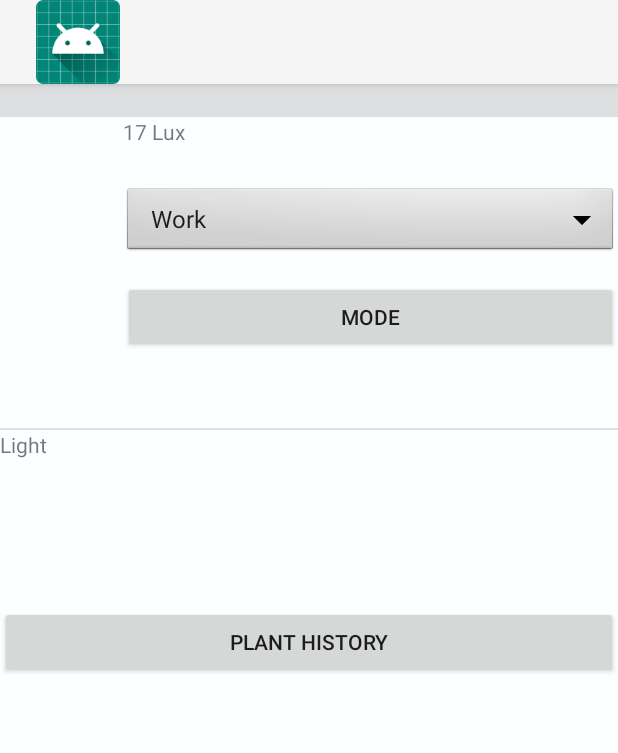
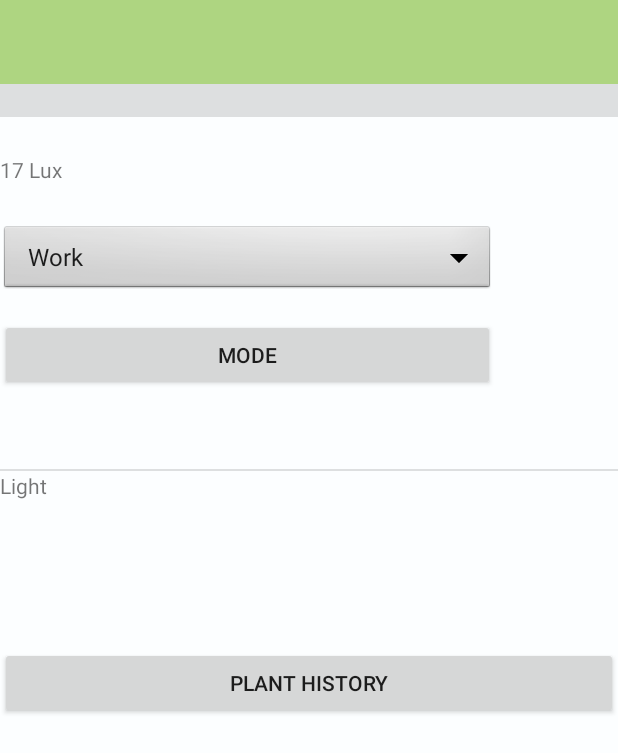
Before and after one commit to Claydeex/MyApplication, an Android app: the layout plant_chosen.xml on its own in the app's theme, with its tools: preview values and no code run, on a phone screen of 412 x 824 dp. Shown: the top 753 px of the screen. Run offline under Robolectric (Android 15) with nearby library versions, the phone set to English and light mode, and no system bars.

Commit message:
Plant Chosen Screen Action Bar layout complete

```diff
--- a/app/src/main/res/layout/plant_chosen.xml
+++ b/app/src/main/res/layout/plant_chosen.xml
@@ -9,15 +9,18 @@ android:background="#fcfeff"
     android:layout_width="match_parent"
     android:layout_height="match_parent">
 
+<!--    Make a variable for the colour scheme to prevent magic numbers-->
     <androidx.appcompat.widget.Toolbar
+        android:background="#AED581"
         android:id="@+id/plant_chosen_toolbar"
+        android:layout_height="?attr/actionBarSize"
         android:layout_width="match_parent"
-    android:layout_height="?attr/actionBarSize"
-    android:background="?attr/colorPrimary"
-    android:elevation="4dp"
-    app:logo="@mipmap/ic_launcher"
-    android:theme="@style/ThemeOverlay.AppCompat.ActionBar"
-    app:popupTheme="@style/ThemeOverlay.AppCompat.Light"/>
+        android:minHeight="?attr/actionBarSize"
+        android:theme="?attr/actionBarTheme"
+        app:titleTextColor="#043208"
+        app:popupTheme="@style/ThemeOverlay.AppCompat.Dark.ActionBar" />
+
+        <!--        android:theme="@style/ThemeOverlay.AppCompat.ActionBar"-->
 
         <!--android:layout_width="match_parent"
         android:layout_height="?attr/actionBarSize"
@@ -33,20 +36,20 @@ android:background="#9E168ACE"/>-->
     android:layout_height="22dp"
     android:background="?android:attr/listDivider" />
 
-<LinearLayout
+    <!--<LinearLayout
         android:layout_width="match_parent"
         android:layout_height="207dp"
-    android:orientation="horizontal">
+        android:orientation="horizontal">-->
 
     <Space
-        android:layout_width="0dp"
-        android:layout_height="match_parent"
-        android:layout_weight="1" />
+        android:id="@+id/space3"
+        android:layout_width="match_parent"
+        android:layout_height="25dp"
+         />
 
     <LinearLayout
         android:layout_width="330dp"
         android:layout_height="209dp"
-
         android:orientation="vertical">
 
         <TextView
@@ -78,7 +81,7 @@ android:background="#9E168ACE"/>-->
             android:layout_height="wrap_content"
             android:text="@string/mode" />
     </LinearLayout>
-</LinearLayout>
+
 
     <View
         android:id="@+id/divider2"
--- /dev/null
+++ b/app/src/main/res/mipmap-anydpi-v26/home_icon_round.xml
@@ -0,0 +1,5 @@
+<?xml version="1.0" encoding="utf-8"?>
+<adaptive-icon xmlns:android="http://schemas.android.com/apk/res/android">
+    <background android:drawable="@drawable/home_icon_background"/>
+    <foreground android:drawable="@drawable/home_icon_foreground"/>
+</adaptive-icon>
--- /dev/null
+++ b/app/src/main/res/mipmap-anydpi-v26/home_icon_square.xml
@@ -0,0 +1,5 @@
+<?xml version="1.0" encoding="utf-8"?>
+<adaptive-icon xmlns:android="http://schemas.android.com/apk/res/android">
+    <background android:drawable="@drawable/home_icon_background"/>
+    <foreground android:drawable="@drawable/home_icon_foreground"/>
+</adaptive-icon>
--- a/app/src/main/res/values/strings.xml
+++ b/app/src/main/res/values/strings.xml
@@ -8,10 +8,6 @@
     <string name="lux_value">Lux Value</string>
     <string name="tap_an_item_from_action_bar_menu">Tap an item from action bar menu.</string>
     <string name="action_settings">Settings</string>
-    <string name="cut">Cut</string>
-    <string name="copy">Copy</string>
-    <string name="paste">Paste</string>
-    <string name="make_new">make New</string>
 
     <string-array name="GeneralSettings">
     <item>Pot Size</item>
```
Also changed, not shown: app/src/main/java/com/example/myapplication/MainActivity.kt (+3 -6 lines), app/src/main/res/drawable/home_icon_background.xml (added, +74 -0 lines), app/src/main/res/drawable/home_icon_foreground.xml (added, +13 -0 lines), app/src/main/res/menu/light_schedule.xml (+2 -20 lines), app/src/main/action bar and tab icons-playstore.png (added), app/src/main/res/mipmap-hdpi/home_icon_round.png (added), app/src/main/res/mipmap-hdpi/home_icon_square.png (added), app/src/main/res/mipmap-mdpi/home_icon_round.png (added), app/src/main/res/mipmap-mdpi/home_icon_square.png (added), app/src/main/res/mipmap-xhdpi/home_icon_round.png (added), app/src/main/res/mipmap-xhdpi/home_icon_square.png (added), app/src/main/res/mipmap-xxhdpi/home_icon_round.png (added), app/src/main/res/mipmap-xxhdpi/home_icon_square.png (added), app/src/main/res/mipmap-xxxhdpi/home_icon_round.png (added), 1 more files. Lines whose indentation alone changed are shown as unchanged.
